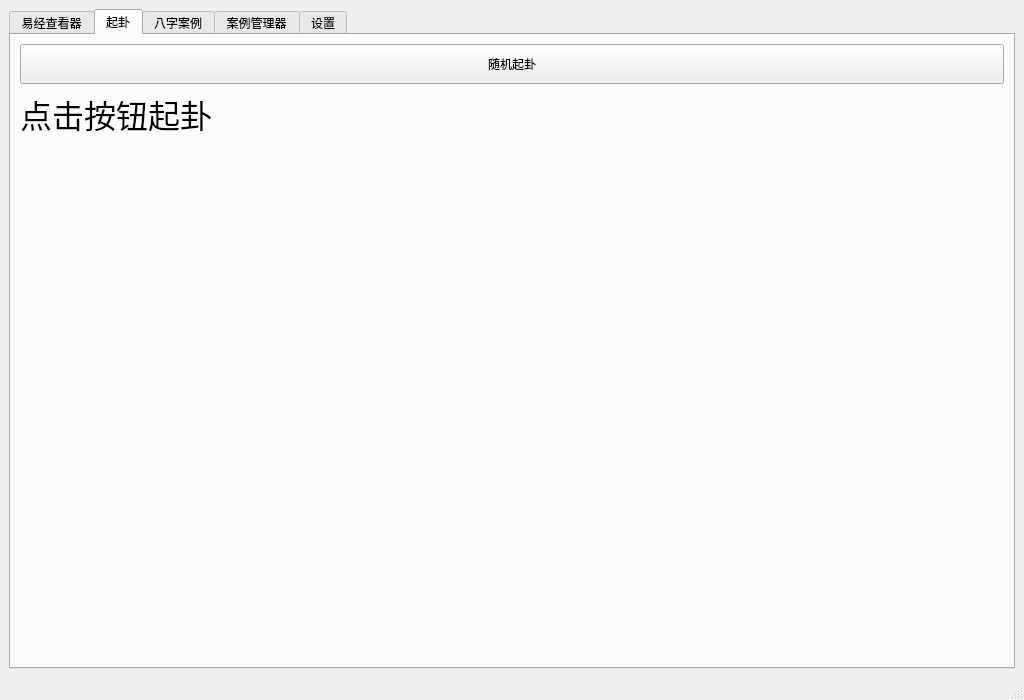
The window that ui/zhouyiUnity.ui (ZY1939/ZhouyiUnity) describes before a commit, drawn with Qt 5.
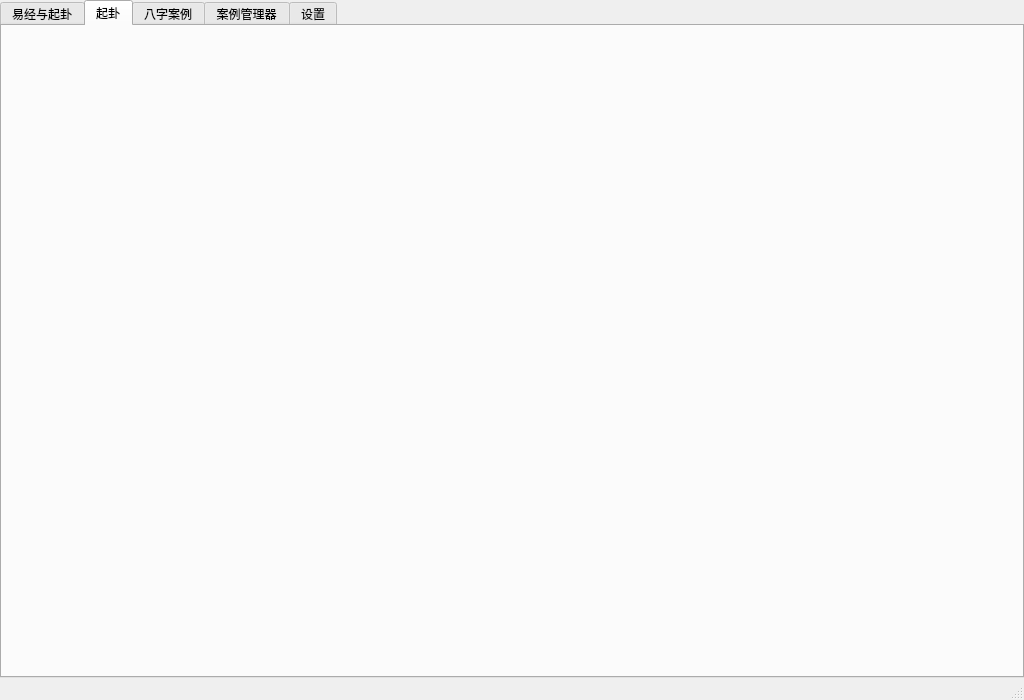
The same window after the commit. The open tabs and pages were chosen to show the change.

The edit to the form file:
```diff
--- a/ui/zhouyiUnity.ui
+++ b/ui/zhouyiUnity.ui
@@ -15,6 +15,21 @@
   </property>
   <widget class="QWidget" name="centralwidget">
    <layout class="QVBoxLayout" name="verticalLayout">
+    <property name="spacing">
+     <number>0</number>
+    </property>
+    <property name="leftMargin">
+     <number>0</number>
+    </property>
+    <property name="topMargin">
+     <number>0</number>
+    </property>
+    <property name="rightMargin">
+     <number>0</number>
+    </property>
+    <property name="bottomMargin">
+     <number>0</number>
+    </property>
     <item>
      <widget class="QTabWidget" name="mainTab">
       <property name="currentIndex">
@@ -22,7 +37,7 @@
       </property>
       <widget class="QWidget" name="tab_yijing">
        <attribute name="title">
-        <string>易经查看器</string>
+        <string>易经与起卦</string>
        </attribute>
        <layout class="QVBoxLayout" name="layout_yijing">
         <item>
@@ -58,44 +73,21 @@
         <string>起卦</string>
        </attribute>
        <layout class="QVBoxLayout" name="layout_qigua">
-        <item>
-         <widget class="QPushButton" name="btn_random_gua">
-          <property name="minimumSize">
-           <size>
-            <width>120</width>
-            <height>40</height>
-           </size>
-          </property>
-          <property name="text">
-           <string>随机起卦</string>
-          </property>
-         </widget>
-        </item>
-        <item>
-         <widget class="QLabel" name="label_gua_result">
-          <property name="font">
-           <font>
-            <pointsize>24</pointsize>
-           </font>
-          </property>
-          <property name="text">
-           <string>点击按钮起卦</string>
-          </property>
-         </widget>
-        </item>
-        <item>
-         <spacer name="spacer_qigua">
-          <property name="orientation">
-           <enum>Qt::Orientation::Vertical</enum>
-          </property>
-          <property name="sizeHint" stdset="0">
-           <size>
-            <width>20</width>
-            <height>500</height>
-           </size>
-          </property>
-         </spacer>
-        </item>
+        <property name="spacing">
+         <number>0</number>
+        </property>
+        <property name="leftMargin">
+         <number>0</number>
+        </property>
+        <property name="topMargin">
+         <number>0</number>
+        </property>
+        <property name="rightMargin">
+         <number>0</number>
+        </property>
+        <property name="bottomMargin">
+         <number>0</number>
+        </property>
        </layout>
       </widget>
       <widget class="QWidget" name="tab_bazi">
```
Left out of the diff: 41 changed lines with no effect on the pictures.
